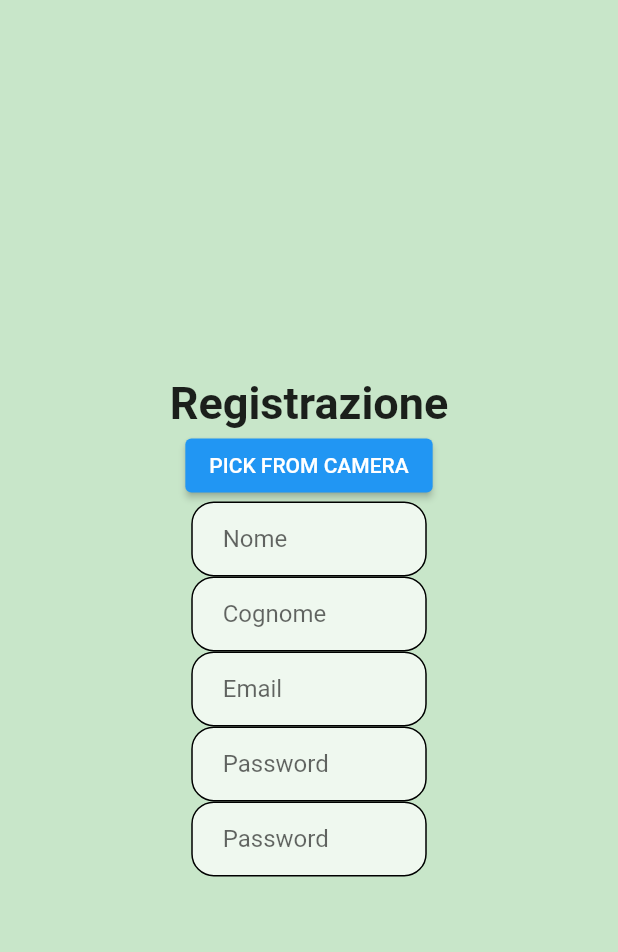
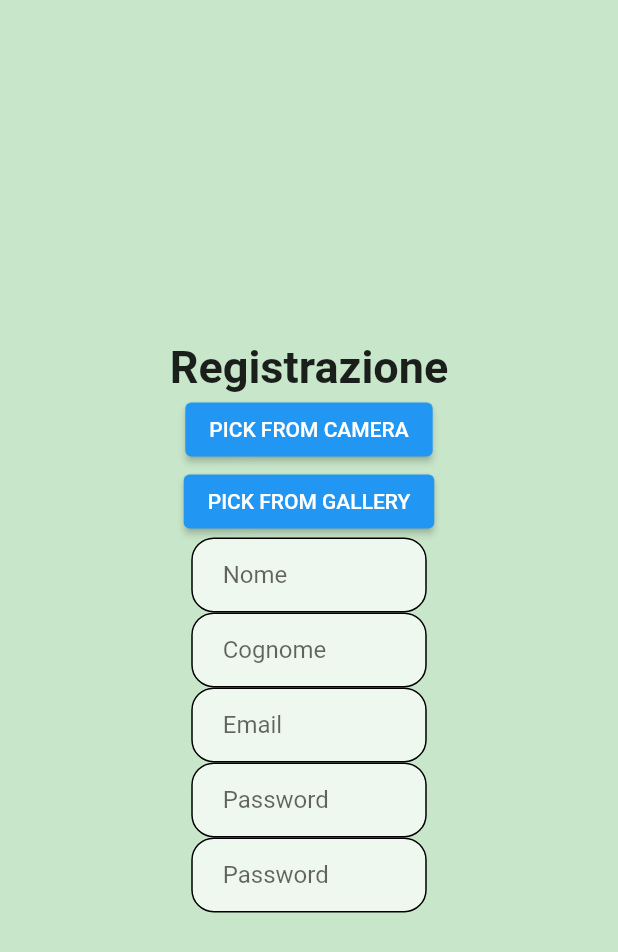
Before and after one commit to noblesseobl/Progetto, a Flutter app: the SignInPlayer screen opened directly, on a phone screen of 412 x 824 dp. Shown: the top 952 px of the screen. Run offline on Flutter 3.47's test engine with Material 2 defaults, Android fonts, the phone set to English and light mode, and no system bars; our stand-ins replace image_picker.

Commit message:
image picker

```diff
--- a/lib/PLAYER/SignInPlayer.dart
+++ b/lib/PLAYER/SignInPlayer.dart
@@ -65,6 +65,12 @@ class _SignInPlayerState extends State<SignInPlayer> {
                         _getFromCamera();
                       },
                       child: Text("PICK FROM CAMERA"),
+                    ),
+                    ElevatedButton(
+                      onPressed: () {
+                        _getFromGallery();
+                      },
+                      child: Text("PICK FROM GALLERY"),
                     ),
 
                     //nome
```
